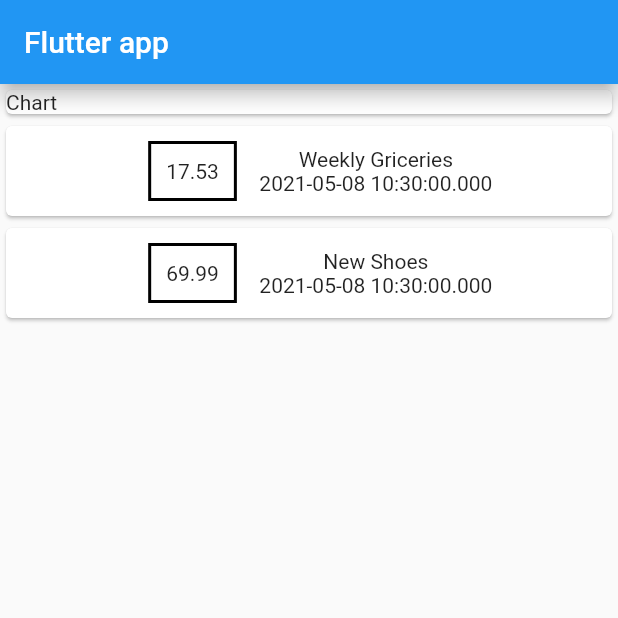
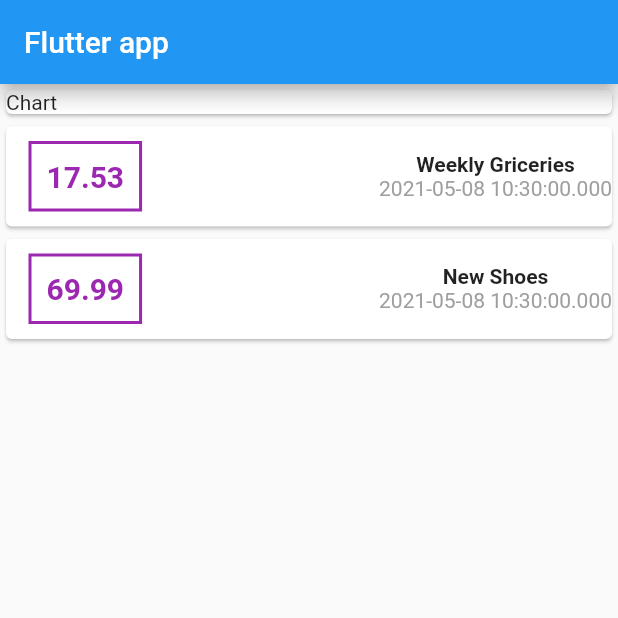
Before and after one commit to mentoster/Flutter_edu, a Flutter app: the screen it shows after launch, on a phone screen of 412 x 824 dp, the top half of it. Run offline on Flutter 3.47's test engine with Material 2 defaults, Android fonts, the phone set to English and light mode, and no system bars; missing offline and left inert: dart:ffi.

Commit message:
add text styles

```diff
--- /dev/null
+++ b/personal_expenses/lib/Colors.dart
@@ -0,0 +1,6 @@
+import 'package:flutter/material.dart';
+
+class AppColors {
+  static MaterialColor mainColor = Colors.blue;
+  static MaterialColor secondColor = Colors.purple;
+}
--- a/personal_expenses/lib/main.dart
+++ b/personal_expenses/lib/main.dart
@@ -1,4 +1,5 @@
 import 'package:flutter/material.dart';
+import 'package:personal_expenses/Colors.dart';
 import 'package:personal_expenses/transaction.dart';
 
 void main() {
@@ -54,22 +55,35 @@ class MyHomePage extends StatelessWidget {
               children: transactions.map((tx) {
                 return Card(
                   child: Row(
-                    mainAxisAlignment: MainAxisAlignment.center,
+                    mainAxisAlignment: MainAxisAlignment.spaceBetween,
                     children: <Widget>[
                       Container(
-                          margin: EdgeInsets.symmetric(
-                              vertical: 10, horizontal: 15),
-                          decoration: BoxDecoration(
-                              border: Border.all(
-                            color: Colors.black,
-                            width: 2,
-                          )),
-                          padding: EdgeInsets.all(10),
-                          child: Text(tx.amount.toString())),
+                        margin:
+                            EdgeInsets.symmetric(vertical: 10, horizontal: 15),
+                        decoration: BoxDecoration(
+                            border: Border.all(
+                          color: AppColors.secondColor,
+                          width: 2,
+                        )),
+                        padding: EdgeInsets.all(10),
+                        child: Text(tx.amount.toString(),
+                            style: TextStyle(
+                              fontSize: 20,
+                              fontWeight: FontWeight.bold,
+                              color: AppColors.secondColor,
+                            )),
+                      ),
                       Column(
                         children: <Widget>[
-                          Text(tx.title),
-                          Text(tx.date.toString()),
+                          Text(
+                            tx.title,
+                            style: TextStyle(
+                                fontSize: 14, fontWeight: FontWeight.bold),
+                          ),
+                          Text(
+                            tx.date.toString(),
+                            style: TextStyle(color: Colors.grey),
+                          ),
                         ],
                       ),
                     ],
```
